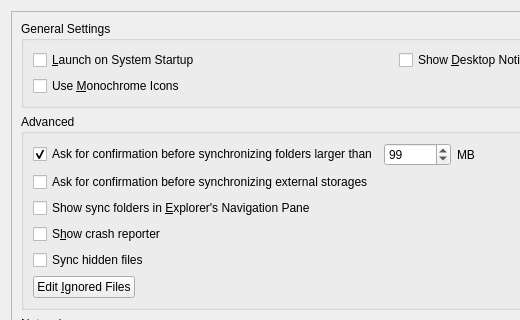
First picture: the form in src/gui/generalsettings.ui, repository GrossLukas/client, before the edit; both pictures show x 0 to 520 and y 0 to 320 of the 791 by 686 pixel window.
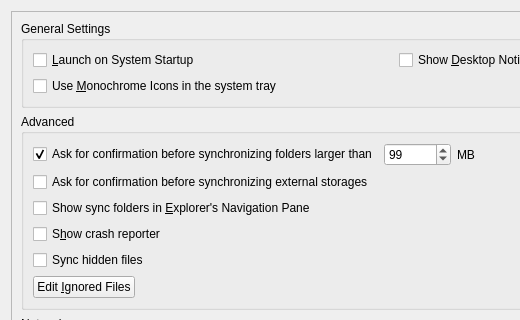
Second picture: the form after the edit. Custom widgets are drawn as their Qt base class.

Commit message: Clarify the description of the monochrome icons setting

Diff of the .ui file:
```diff
--- a/src/gui/generalsettings.ui
+++ b/src/gui/generalsettings.ui
@@ -55,7 +55,7 @@
              <string>For System Tray</string>
             </property>
             <property name="text">
-             <string>Use &amp;Monochrome Icons</string>
+             <string>Use &amp;Monochrome Icons in the system tray</string>
             </property>
            </widget>
           </item>
```
Left out of the diff: 3 changed lines with no effect on the pictures.
